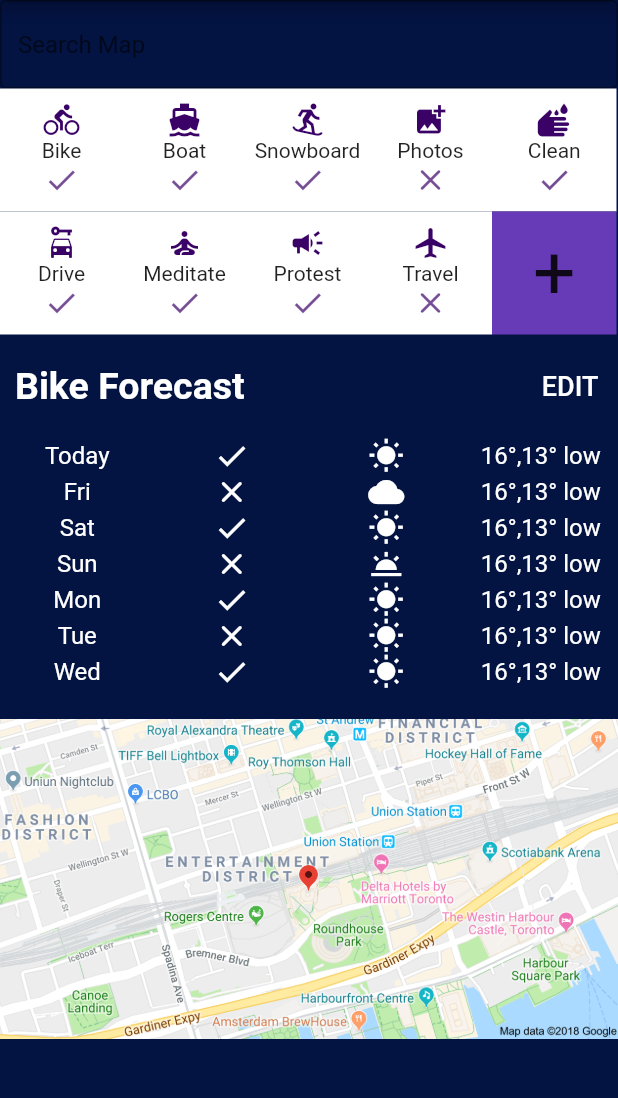
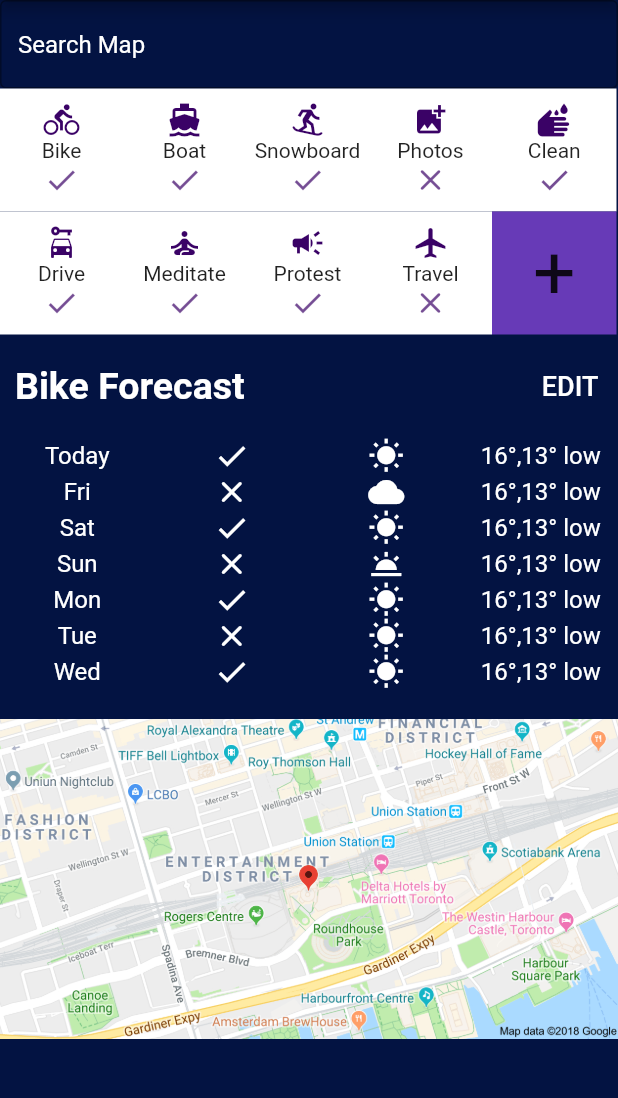
Before and after one commit to Bilaterian/OutdoorLife-App, a Flutter app: the screen it shows after launch, on a phone screen of 412 x 824 dp, the part 84-1182 px from its top. Run offline on Flutter 3.47's test engine with Material 2 defaults, Android fonts, the phone set to English and light mode, and no system bars; our stand-ins replace weather_icons.

Commit message:
fix text colour

```diff
--- a/activityforecast/lib/HomePage.dart
+++ b/activityforecast/lib/HomePage.dart
@@ -55,9 +55,11 @@ class _HomePageState extends State<HomePage> {
       body: Column(children: <Widget>[
           // Location Text Field
           const TextField(
+            style: TextStyle(color: Colors.white),
             decoration: InputDecoration(
               border: OutlineInputBorder(),
               hintText: 'Search Map',
+              hintStyle: TextStyle(color: Colors.white),
             ),
           ),
 
```
